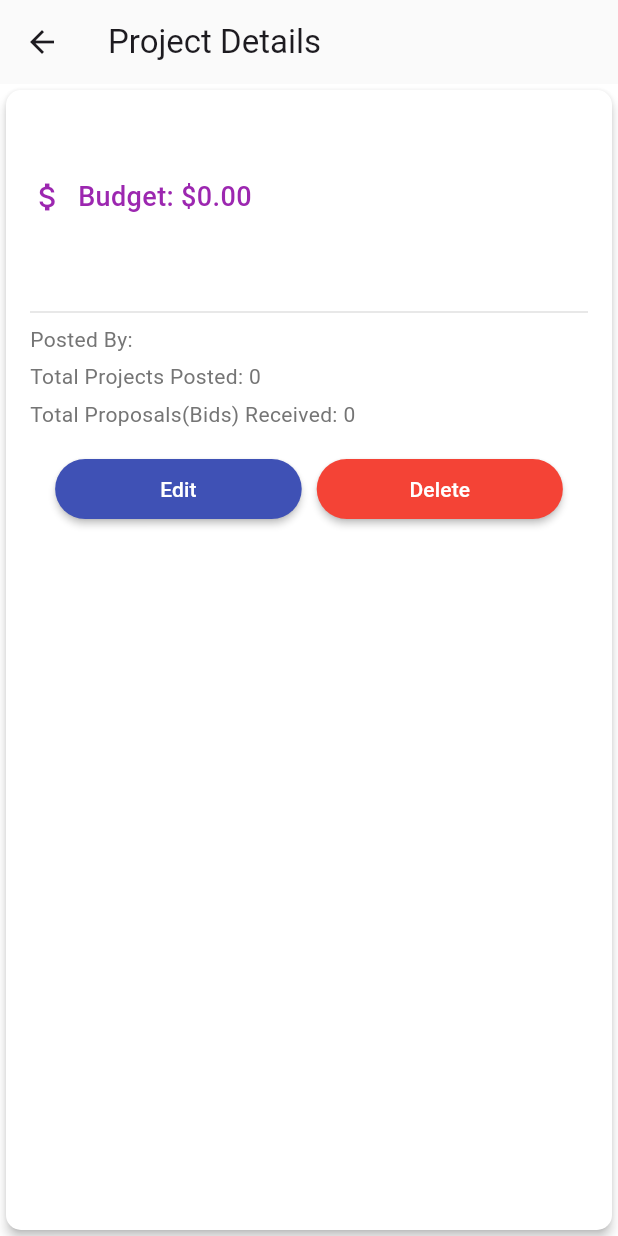
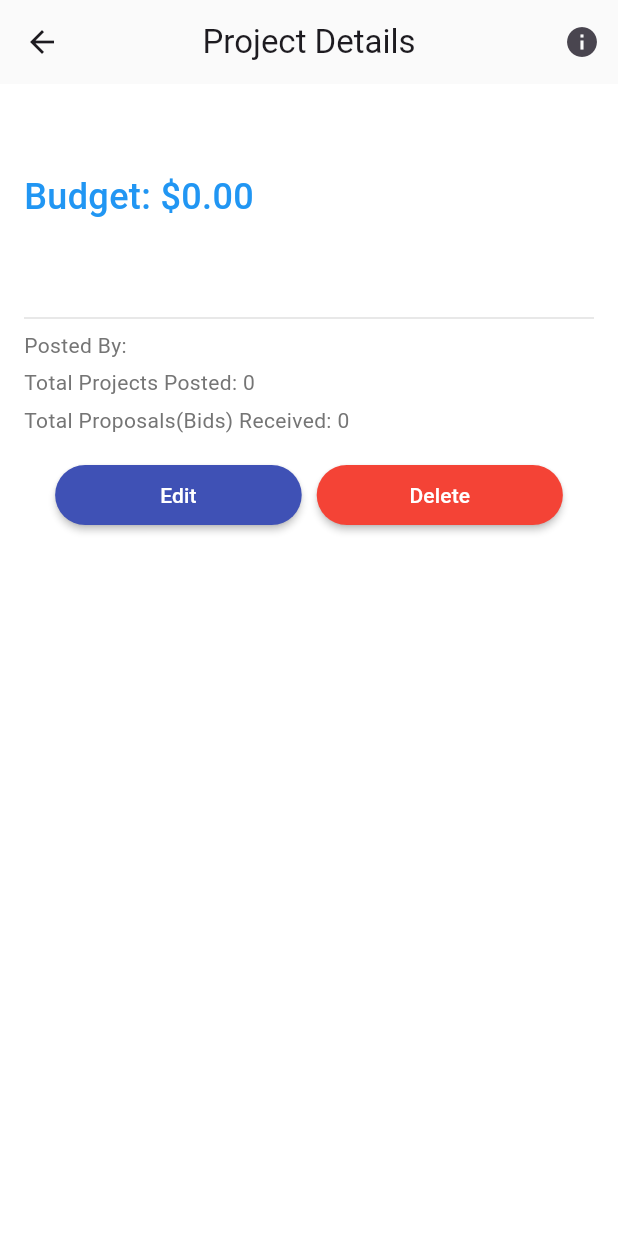
Before and after one commit to KhuzaimaAwan47/FYP, a Flutter app: the ProjectDetails screen opened directly with empty values, on a phone screen of 412 x 824 dp. Run offline on Flutter 3.47's test engine with Material 3 defaults, Android fonts, the phone set to English and light mode, and no system bars; our stand-ins replace auto_size_text, cloud_firestore, custom_navigation_bar, firebase_auth, firebase_core, firebase_storage and 3 more; accounts and stored records are empty.

```diff
--- a/lib/Freelancer_Screens/Projectdetails.dart
+++ b/lib/Freelancer_Screens/Projectdetails.dart
@@ -1,7 +1,6 @@
 import 'package:firebase_auth/firebase_auth.dart';
 import 'package:cloud_firestore/cloud_firestore.dart';
 import 'package:flutter/material.dart';
-import 'package:my_fyp/Freelancer_Screens/Home.dart';
 
 class ProjectDetails extends StatefulWidget {
   final String projectId;
@@ -107,18 +106,9 @@ class _ProjectDetailsState extends State<ProjectDetails> {
       print('Error loading proposals: $e');
     }
   }
-
-  // Future<void> _deleteProject() async {
-  //   try {
-  //     await _firestore.collection('projects').doc(widget.projectId).delete();
-  //     Navigator.pop(context); // Go back to the previous screen
-  //   } catch (e) {
-  //     print('Error deleting project: $e');
-  //   }
-  // }
-
+  //delete project
   Future<void>_deleteProject() async {
-    // 1. Show a confirmation dialog
+    //Show a confirmation dialog
     bool confirmDelete = await showDialog(
       context: context,
       builder: (BuildContext context) {
@@ -145,7 +135,7 @@ class _ProjectDetailsState extends State<ProjectDetails> {
       },
     );
 
-    // 2. Proceed with deletion if confirmed
+    // Proceed with deletion if confirmed
     if (confirmDelete== true) {
       try {
         await _firestore.collection('projects').doc(widget.projectId).delete();
@@ -165,7 +155,7 @@ class _ProjectDetailsState extends State<ProjectDetails> {
   //---------------------------------------------Edit project-------------------------------------------
 
   Future<void> _editProject() async {
-    // 1. Show a dialog or navigate toa new screen for editing
+    // Show a dialog or navigate to a new screen for editing
     // Here, we'll use a dialog for simplicity
     await showDialog(
       context: context,
@@ -205,7 +195,7 @@ class _ProjectDetailsState extends State<ProjectDetails> {
             ),
             TextButton(
               onPressed: () async {
-                // 2. Update Firestore document
+                // Update Firestore document
                 try {
                   await _firestore.collection('projects').doc(widget.projectId).update({
                     'project_name': nameController.text,
@@ -214,7 +204,7 @@ class _ProjectDetailsState extends State<ProjectDetails> {
                     'budget': double.tryParse(budgetController.text) ?? 0.0, // Handle parsing
                   });
 
-                  // 3. Update the UI with the new values
+                  //  Update the UI with the new values
                   setState(() {
                     projectName = nameController.text;
                     ownerName = ownerController.text;
@@ -256,12 +246,14 @@ class _ProjectDetailsState extends State<ProjectDetails> {
     return Scaffold(
       backgroundColor: Colors.white,
       appBar: AppBar(
-        title: const Text('Project Details'),
-
+        title: Text('Project Details'),
+        centerTitle: true,
+        actions: [
+          IconButton(onPressed: (){}, icon: Icon(Icons.info)
+          )
+        ],
       ),
-      body: Card(elevation: 3.0,
-        color:Colors.white,
-        shape: RoundedRectangleBorder(borderRadius: BorderRadius.circular(10.0)),
+      body: SingleChildScrollView(
         child: Padding(
           padding: const EdgeInsets.all(16.0),
           child: Column(
@@ -274,11 +266,11 @@ class _ProjectDetailsState extends State<ProjectDetails> {
               const SizedBox(height: 8),
               Row(
                 children: [
-                  const Icon(Icons.attach_money,color: Colors.purple,),
-                  const SizedBox(width: 8,),
+                  // const Icon(Icons.attach_money,color: Colors.purple,),
+                  // const SizedBox(width: 0,),
                   Text(
                     'Budget: \$${budget.toStringAsFixed(2)}',
-                    style: const TextStyle(fontSize: 18,fontWeight: FontWeight.w500,color: Colors.purple),
+                    style: const TextStyle(fontSize: 24,fontWeight: FontWeight.w500,color: Colors.blue),
                   ),
                 ],
               ),
@@ -344,7 +336,7 @@ class _ProjectDetailsState extends State<ProjectDetails> {
                     child: ElevatedButton(
                       style: ElevatedButton.styleFrom(
                         elevation: 3.0,
-                        backgroundColor: Colors.purple,
+                        backgroundColor: Colors.blueAccent,
                         padding: EdgeInsets.symmetric(
                           horizontal: MediaQuery.of(context).size.width * 0.25, // 35% of the screen width
                           vertical: 10,
```
